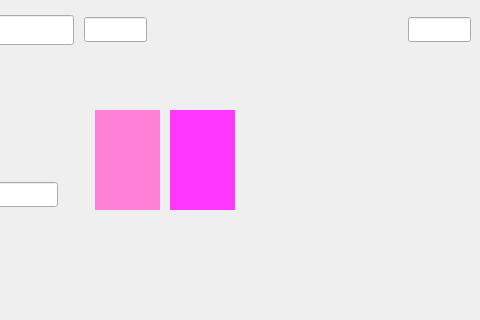
Old version of the form Poker/Visuals/Gamewindow/gamewindow.ui in the repository Cenzito/Poker; both pictures show x 226 to 706 and y 98 to 418 of the 1007 by 760 pixel window.
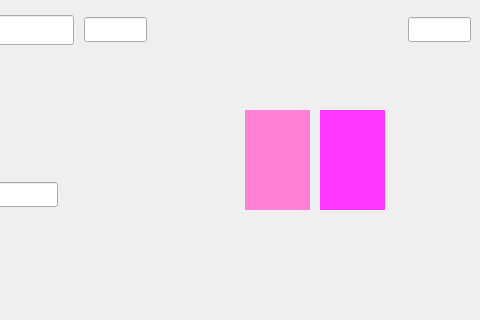
New version of the form. Icons and pictures are not drawn.

Commit message: correction indexes

Diff of the .ui file:
```diff
--- a/Poker/Visuals/Gamewindow/gamewindow.ui
+++ b/Poker/Visuals/Gamewindow/gamewindow.ui
@@ -492,6 +492,50 @@
       </item>
       <item>
        <layout class="QHBoxLayout" name="horizontalLayout_3">
+        <item>
+         <widget class="QLabel" name="label_middlecard1">
+          <property name="minimumSize">
+           <size>
+            <width>65</width>
+            <height>80</height>
+           </size>
+          </property>
+          <property name="maximumSize">
+           <size>
+            <width>65</width>
+            <height>80</height>
+           </size>
+          </property>
+          <property name="styleSheet">
+           <string notr="true"/>
+          </property>
+          <property name="text">
+           <string/>
+          </property>
+         </widget>
+        </item>
+        <item>
+         <widget class="QLabel" name="label_middlecard2">
+          <property name="minimumSize">
+           <size>
+            <width>65</width>
+            <height>80</height>
+           </size>
+          </property>
+          <property name="maximumSize">
+           <size>
+            <width>65</width>
+            <height>80</height>
+           </size>
+          </property>
+          <property name="styleSheet">
+           <string notr="true"/>
+          </property>
+          <property name="text">
+           <string/>
+          </property>
+         </widget>
+        </item>
         <item>
          <widget class="QLabel" name="label_middlecard3">
           <property name="minimumSize">
@@ -536,50 +580,6 @@
           </property>
          </widget>
         </item>
-        <item>
-         <widget class="QLabel" name="label_middlecard1">
-          <property name="minimumSize">
-           <size>
-            <width>65</width>
-            <height>80</height>
-           </size>
-          </property>
-          <property name="maximumSize">
-           <size>
-            <width>65</width>
-            <height>80</height>
-           </size>
-          </property>
-          <property name="styleSheet">
-           <string notr="true"/>
-          </property>
-          <property name="text">
-           <string/>
-          </property>
-         </widget>
-        </item>
-        <item>
-         <widget class="QLabel" name="label_middlecard2">
-          <property name="minimumSize">
-           <size>
-            <width>65</width>
-            <height>80</height>
-           </size>
-          </property>
-          <property name="maximumSize">
-           <size>
-            <width>65</width>
-            <height>80</height>
-           </size>
-          </property>
-          <property name="styleSheet">
-           <string notr="true"/>
-          </property>
-          <property name="text">
-           <string/>
-          </property>
-         </widget>
-        </item>
         <item>
          <widget class="QLabel" name="label_middlecard5">
           <property name="minimumSize">
```
The commit also changes 2 other files.
